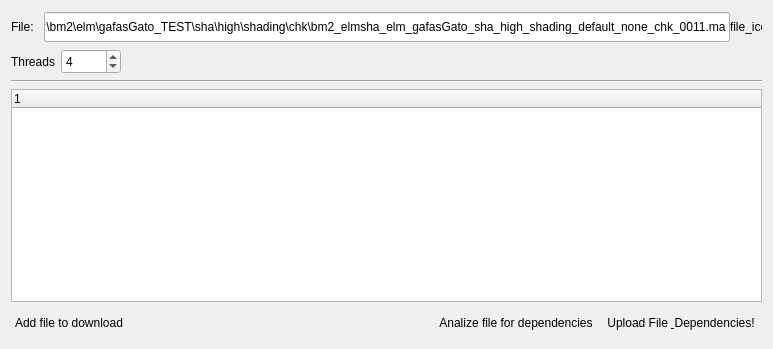
Before: the Qt Designer form plugins/dependency_uploader/gui/main.ui in MayaFramework/Framework, drawn with Qt 5.
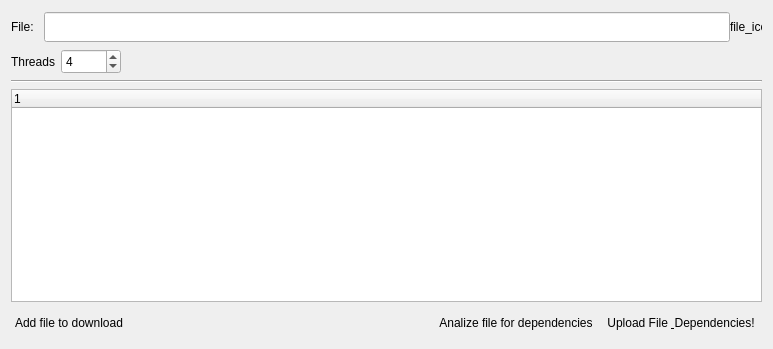
After: the same form once the commit is applied.

Commit message: again Shit happens

```diff
--- a/plugins/dependency_uploader/gui/main.ui
+++ b/plugins/dependency_uploader/gui/main.ui
@@ -47,7 +47,7 @@
         <string>Set a Ma file or a single file doesnt care if its a ma it will uploaded.</string>
        </property>
        <property name="text">
-        <string>P:\bm2\elm\gafasGato_TEST\sha\high\shading\chk\bm2_elmsha_elm_gafasGato_sha_high_shading_default_none_chk_0011.ma</string>
+        <string/>
        </property>
       </widget>
      </item>
```
